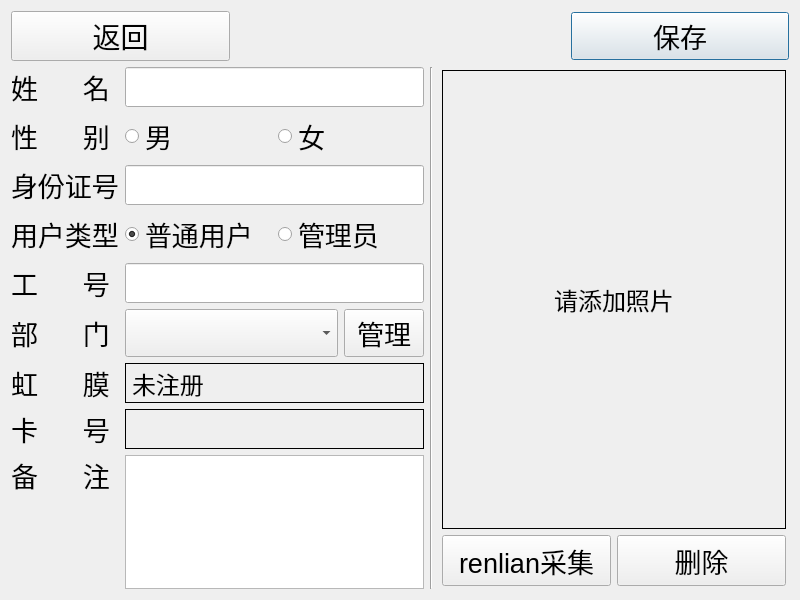
Before: the Qt Designer form tx2_iris/detailpersoninfo.ui in iuytr09/tx2_iris, drawn with Qt 5.
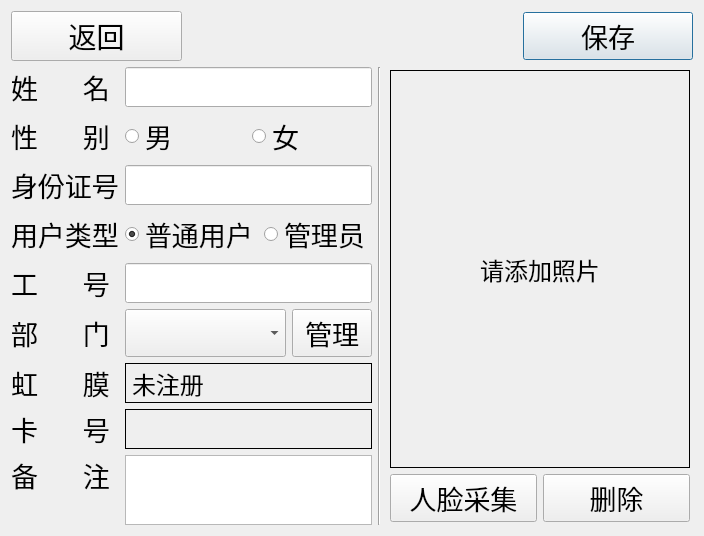
After: the same form once the commit is applied. Icons and pictures are not drawn.

```diff
--- a/tx2_iris/detailpersoninfo.ui
+++ b/tx2_iris/detailpersoninfo.ui
@@ -6,8 +6,8 @@
    <rect>
     <x>0</x>
     <y>0</y>
-    <width>800</width>
-    <height>600</height>
+    <width>704</width>
+    <height>445</height>
    </rect>
   </property>
   <property name="font">
@@ -568,7 +568,7 @@
         </font>
        </property>
        <property name="text">
-        <string>renlian采集</string>
+        <string>人脸采集</string>
        </property>
        <property name="icon">
         <iconset>
```
